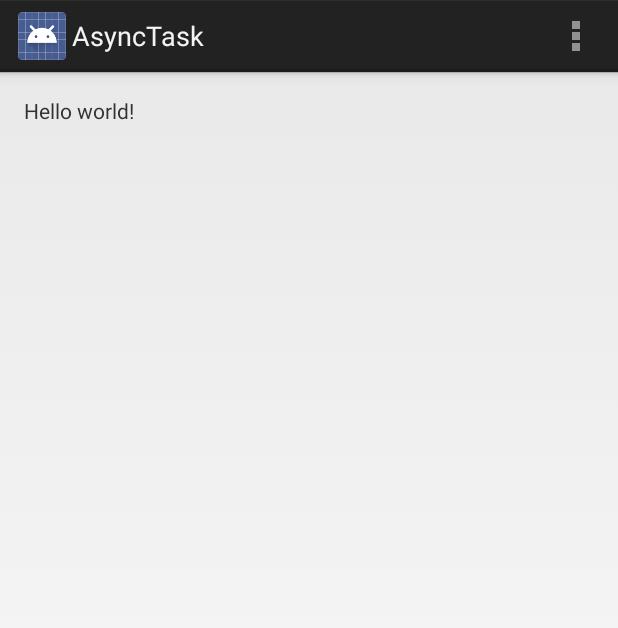
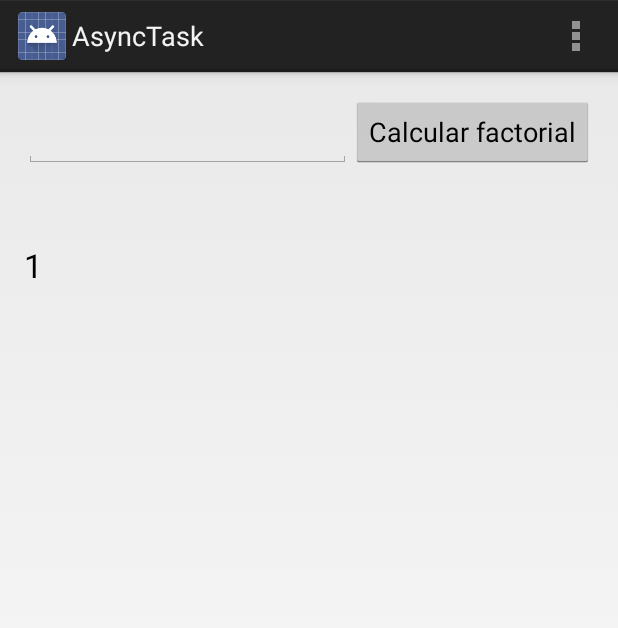
Before and after one commit to javigtar/A_AsyncTask, an Android app: the screen it shows after launch (MainActivity), in the options menu, after a tap on "Settings", on a phone screen of 412 x 824 dp. Shown: the top 628 px of the screen. Run offline under Robolectric (Android 15) with nearby library versions, the phone set to English and light mode, and no system bars; 1 statement that could not run was skipped.

```diff
--- a/app/src/main/java/dam/org/asynctask/MainActivity.java
+++ b/app/src/main/java/dam/org/asynctask/MainActivity.java
@@ -2,21 +2,29 @@ package dam.org.asynctask;
 
 import android.app.Activity;
 import android.app.ProgressDialog;
+import android.content.DialogInterface;
 import android.os.AsyncTask;
 import android.os.Bundle;
 import android.os.SystemClock;
 import android.view.Menu;
 import android.view.MenuItem;
+import android.view.View;
+import android.widget.EditText;
+import android.widget.TextView;
 
 
 public class MainActivity extends Activity {
+
+    TextView salida;
 
     @Override
     protected void onCreate(Bundle savedInstanceState) {
         super.onCreate(savedInstanceState);
         setContentView(R.layout.activity_main);
+
+        salida = (TextView)findViewById(R.id.tvSalida);
+
     }
-
 
     @Override
     public boolean onCreateOptionsMenu(Menu menu) {
@@ -40,27 +48,49 @@ public class MainActivity extends Activity {
         return super.onOptionsItemSelected(item);
     }
 
+    public void calcularOperacion(View view){
+
+        EditText entrada = (EditText)findViewById(R.id.etEntrada);
+        int numero = Integer.parseInt(entrada.getText().toString());
+
+        salida.setText("");
+
+        MiTarea tarea = new MiTarea();
+        tarea.execute(numero);
+
+    }
+
     class MiTarea extends AsyncTask<Integer, Integer, Integer>{
 
         private ProgressDialog progreso;
 
+        //Preparación de ejecución de la tarea
         @Override
         protected void onPreExecute() {
             progreso = new ProgressDialog(MainActivity.this);
             progreso.setProgressStyle(ProgressDialog.STYLE_HORIZONTAL);
             progreso.setMessage("Calculando...");
-            progreso.setCancelable(false);
+            progreso.setCancelable(true);
+            //Se ejecuta cuando cancelamos el ProgressDialog
+            progreso.setOnCancelListener(new DialogInterface.OnCancelListener() {
+                @Override
+                public void onCancel(DialogInterface dialogInterface) {
+                    MiTarea.this.cancel(true);
+                }
+            });
+
             progreso.setMax(100);
             progreso.setProgress(0);
             progreso.show();
         }
 
+        //Se ejecuta despues de onPreExecute y está el código principal de la tarea
         @Override
         protected Integer doInBackground(Integer... n) {
 
             int res = 1;
 
-            for (int i = 1; i <= n[0] ; i++){
+            for (int i = 1; i <= n[0] && !isCancelled() ; i++){
                 res *= i;
                 SystemClock.sleep(1000);
                 publishProgress(i*100/n[0]);
@@ -69,10 +99,24 @@ public class MainActivity extends Activity {
             return res;
         }
 
+        //Progreso de la tarea, se ejecuta en el hilo de la interfaz
         @Override
         protected void onProgressUpdate(Integer... values) {
             progreso.setProgress(values[0]);
         }
+
+        //Se ejecuta cuando acabe la tarea, en el hilo de la interfaz
+        @Override
+        protected void onPostExecute(Integer integer) {
+            progreso.dismiss();
+            salida.append(integer + "\n");
+        }
+
+        //Se ejecuta si se cancela la tarea, en el hilo de la interfaz
+        @Override
+        protected void onCancelled() {
+            salida.append("Cancelado");
+        }
     }
 
 }
--- a/app/src/main/res/layout/activity_main.xml
+++ b/app/src/main/res/layout/activity_main.xml
@@ -1,11 +1,39 @@
-<RelativeLayout xmlns:android="http://schemas.android.com/apk/res/android"
+<LinearLayout xmlns:android="http://schemas.android.com/apk/res/android"
     xmlns:tools="http://schemas.android.com/tools" android:layout_width="match_parent"
+    android:orientation="vertical"
     android:layout_height="match_parent" android:paddingLeft="@dimen/activity_horizontal_margin"
     android:paddingRight="@dimen/activity_horizontal_margin"
     android:paddingTop="@dimen/activity_vertical_margin"
     android:paddingBottom="@dimen/activity_vertical_margin" tools:context=".MainActivity">
 
-    <TextView android:text="@string/hello_world" android:layout_width="wrap_content"
-        android:layout_height="wrap_content" />
 
-</RelativeLayout>
+    <LinearLayout
+        android:orientation="horizontal"
+        android:layout_width="match_parent"
+        android:layout_height="wrap_content"
+        android:gravity="bottom">
+
+        <EditText
+            android:layout_width="0dp"
+            android:layout_height="wrap_content"
+            android:id="@+id/etEntrada"
+            android:layout_weight="1" />
+
+        <Button
+            android:layout_width="wrap_content"
+            android:layout_height="wrap_content"
+            android:text="Calcular factorial"
+            android:id="@+id/bCalcular"
+            android:layout_gravity="end"
+            android:onClick="calcularOperacion"/>
+    </LinearLayout>
+
+    <TextView
+        android:layout_width="match_parent"
+        android:layout_height="match_parent"
+        android:textAppearance="?android:attr/textAppearanceLarge"
+        android:text=""
+        android:id="@+id/tvSalida"
+        android:layout_marginTop="50dp" />
+
+</LinearLayout>
```
Also changed, not shown: 1 other file.
